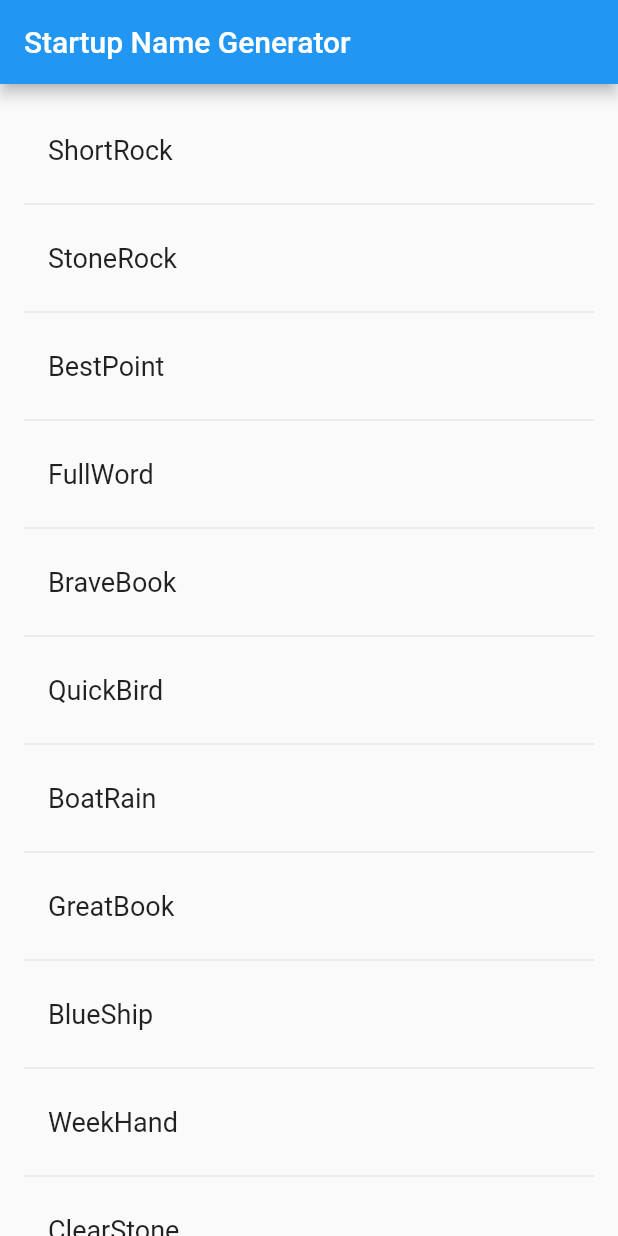
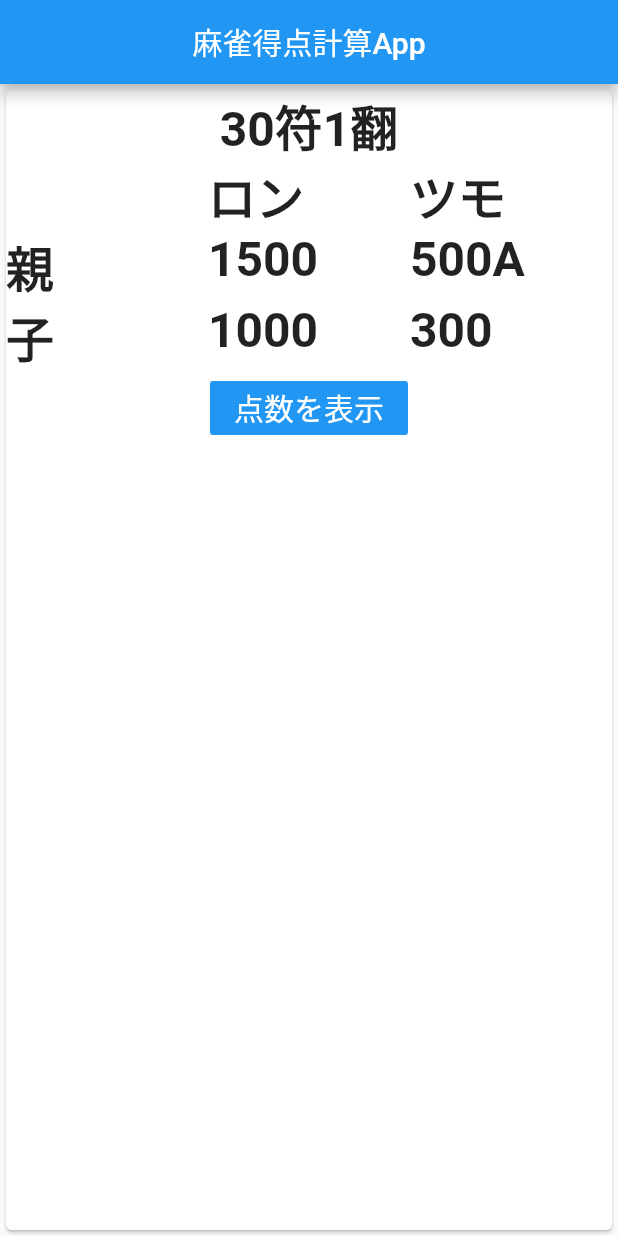
Before and after one commit to Codyfjm/flutter-mahjong, a Flutter app: the screen it shows after launch, on a phone screen of 412 x 824 dp. Run offline on Flutter 3.47's test engine with Material 2 defaults, Android fonts, the phone set to English and light mode, and no system bars.

Commit message:
make button area

```diff
--- a/lib/main.dart
+++ b/lib/main.dart
@@ -1,9 +1,4 @@
-// Copyright 2018 The Flutter Team. All rights reserved.
-// Use of this source code is governed by a BSD-style license that can be
-// found in the LICENSE file.
-
 import 'package:flutter/material.dart';
-import 'package:english_words/english_words.dart';
 
 void main() => runApp(MyApp());
 
@@ -11,49 +6,100 @@ class MyApp extends StatelessWidget {
   @override
   Widget build(BuildContext context) {
     return MaterialApp(
-      title: 'Startup Name Generator',
-      home: RandomWords(),
+      title: '麻雀得点計算App',
+      home: Scaffold(
+        appBar: AppBar(
+          title: Text("麻雀得点計算App"),
+          centerTitle: true,
+        ),
+        body: Card(
+          child: MohjangScore(),
+        ),
+      ),
     );
   }
 }
 
-class RandomWords extends StatefulWidget {
+class MohjangScore extends StatefulWidget {
   @override
-  RandomWordsState createState() => RandomWordsState();
+  MohjangScoreState createState() => MohjangScoreState();
 }
 
-class RandomWordsState extends State<RandomWords> {
-  final _suggestions = <WordPair>[];
-  final _biggerFont = const TextStyle(fontSize: 18.0);
+class MohjangScoreState extends State<MohjangScore> {
+  int _hu = 30;
+  int _han = 1;
+  var _parentScore = {"ron": 1500, "draw": 500};
+  var _childScore = {"ron": 1000, "draw": 300};
+
   @override
   Widget build(BuildContext context) {
-    return Scaffold(
-      appBar: AppBar(
-        title: Text('Startup Name Generator'),
-      ),
-      body: _buildSuggestions(),
+    // return Text("${this._hu}符${this._han}翻");
+    return Column(
+      children: <Widget>[
+        _ScoreArea(),
+        // _DataArea(),
+        _ButtonArea(),
+      ],
     );
   }
 
-  Widget _buildSuggestions() {
-    return ListView.builder(
-    padding: const EdgeInsets.all(16.0),
-    itemBuilder: /*1*/ (context, i) {
-      if (i.isOdd) return Divider(); /*2*/
+  Widget _ScoreArea() {
+    final tableTextStyle =
+        TextStyle(fontSize: 32.0, fontWeight: FontWeight.bold);
 
-        final index = i ~/ 2; /*3*/
-        if (index >= _suggestions.length) {
-          _suggestions.addAll(generateWordPairs().take(10)); /*4*/
-        }
-        return _buildRow(_suggestions[index]);
+    return Column(
+      children: [
+        Container(
+          child: Text("${this._hu}符${this._han}翻", style: tableTextStyle),
+        ),
+        Table(
+          children: [
+            TableRow(
+              children: [
+                Text(""),
+                Text("ロン", style: tableTextStyle),
+                Text("ツモ", style: tableTextStyle),
+              ],
+            ),
+            TableRow(
+              children: [
+                Text("親", style: tableTextStyle),
+                Text("${this._parentScore["ron"]}", style: tableTextStyle),
+                Text("${this._parentScore["draw"]}" + "A", style: tableTextStyle),
+              ],
+            ),
+            TableRow(
+              children: [
+                Text("子", style: tableTextStyle),
+                Text("${this._childScore["ron"]}", style: tableTextStyle),
+                Text("${this._childScore["draw"]}", style: tableTextStyle),
+              ],
+            ),
+          ],
+        ),
+      ],
+    );
+  }
+
+  void _handlePressed() {
+    setState(() {
+      this._hu++;
+      this._han++;
     });
   }
 
-  Widget _buildRow(WordPair pair) {
-    return ListTile(
-      title: Text(
-        pair.asPascalCase,
-        style: _biggerFont,
+  Widget _ButtonArea() {
+    return Container(
+      child: FlatButton(
+        onPressed: _handlePressed,
+        color: Colors.blue,
+        child: Text(
+          "点数を表示",
+          style: TextStyle(
+            color: Colors.white,
+            fontSize: 20.0,
+          ),
+        ),
       ),
     );
   }
```
